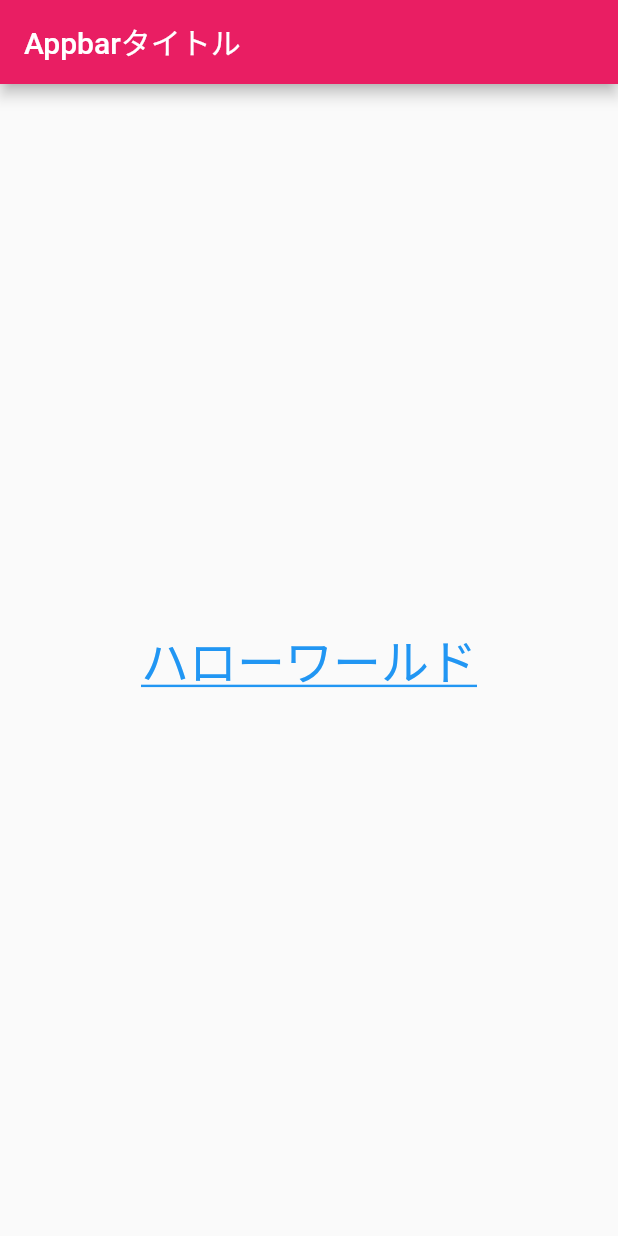
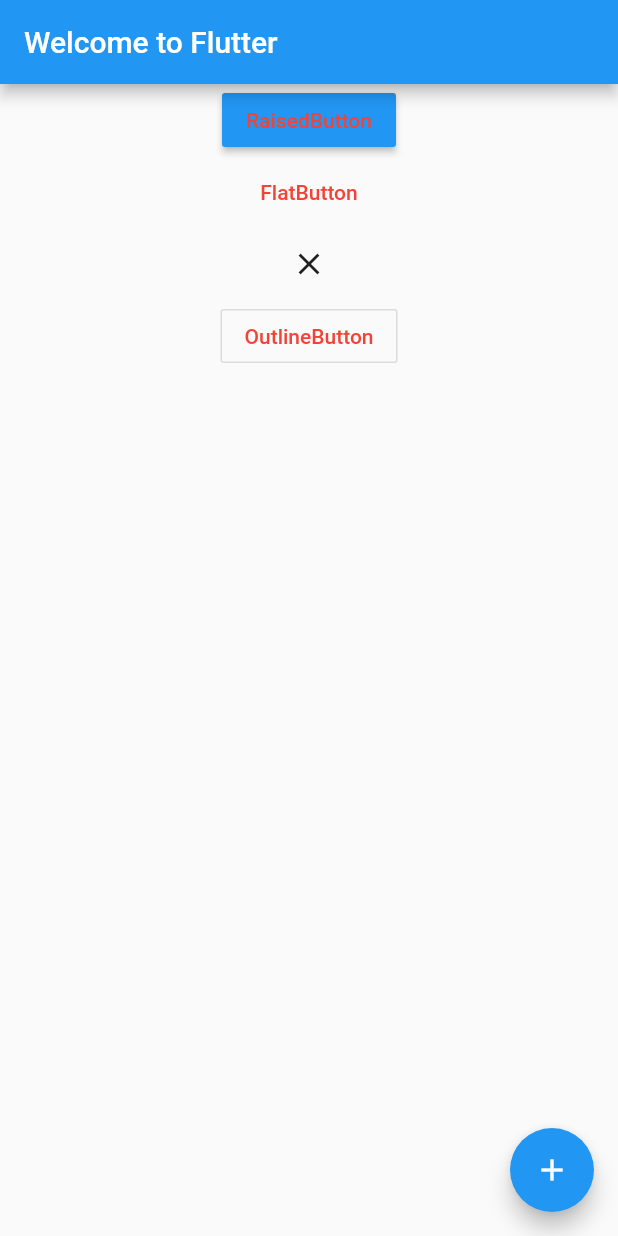
Before and after one commit to yuyukojp/banmeshi, a Flutter app: the screen it shows after launch, on a phone screen of 412 x 824 dp. Run offline on Flutter 3.47's test engine with Material 2 defaults, Android fonts, the phone set to English and light mode, and no system bars.

Commit message:
Flutterの各種類のボタン

```diff
--- a/lib/main.dart
+++ b/lib/main.dart
@@ -6,24 +6,45 @@
   @override
   Widget build(BuildContext context) {
     return MaterialApp(
-      title: 'タイトル',
+      title: 'Welcome to Flutter',
       theme: ThemeData(
-        primarySwatch: Colors.pink,
+        primarySwatch: Colors.blue,
       ),
       home: new Scaffold(
         appBar: new AppBar(
-          title: new Text('Appbarタイトル'),
+          title: new Text('Welcome to Flutter'),
         ),
-        body: new Center(
-          child: new Text(
-            'ハローワールド',
-            maxLines: 2,
-            overflow: TextOverflow.ellipsis,
-            style: TextStyle(
+        body: Center(
+          child: Column(
+            children: <Widget>[
+              RaisedButton(
+                child: Text('RaisedButton'),
                 color: Colors.blue,
-                fontSize: 32,
-                decoration: TextDecoration.underline),
+                textColor: Colors.red,
+                onPressed: () => {print('Tap button')},
+              ),
+              FlatButton(
+                child: Text('FlatButton'),
+                textColor: Colors.red,
+                onPressed: () => {},
+              ),
+              IconButton(
+                icon: Icon(Icons.close),
+                onPressed: () => {},
+              ),
+              OutlineButton(
+                child: Text('OutlineButton'),
+                color: Colors.blue,
+                textColor: Colors.red,
+                onPressed: () => {},
+              ),
+            ],
           ),
+        ),
+        floatingActionButton: FloatingActionButton(
+          child: Icon(Icons.add),
+          onPressed: () => {},
+          tooltip: '你点击的是FloatingActionButton',
         ),
       ),
     );
```
Also changed, not shown: 10 other files.
